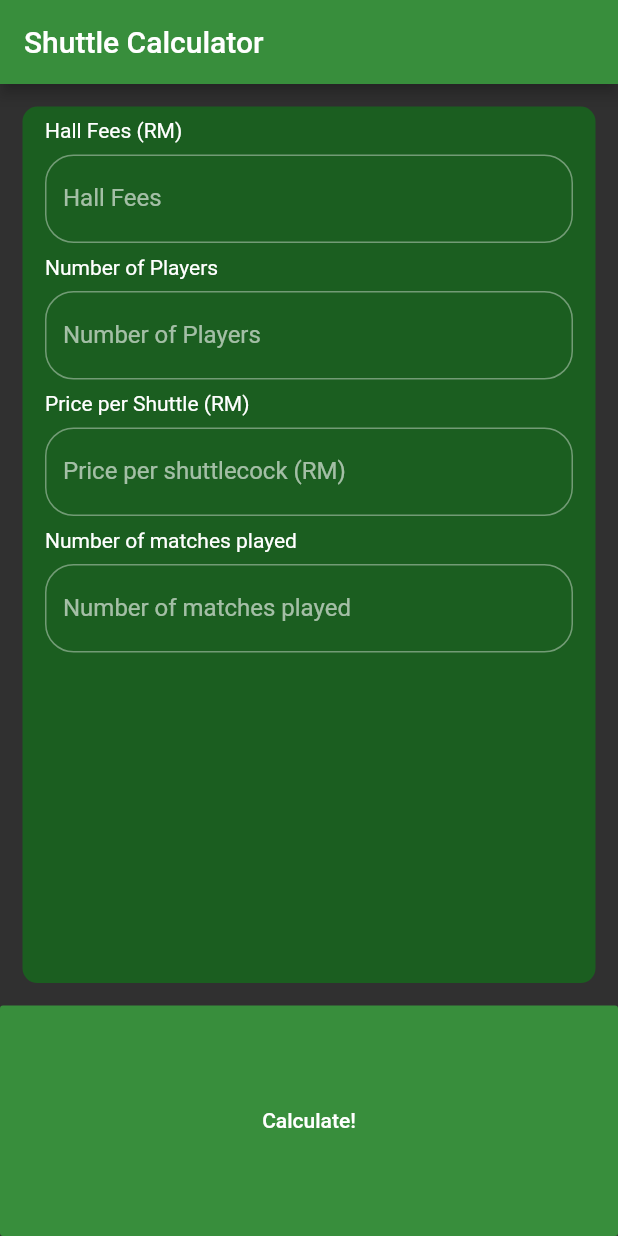
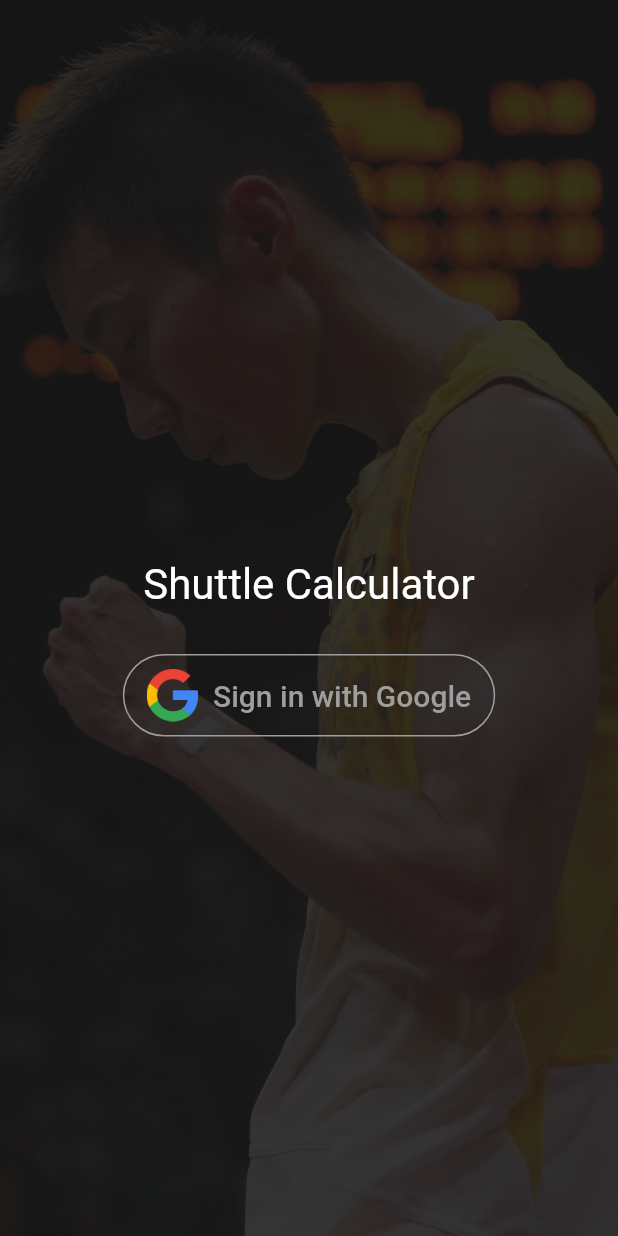
Before and after one commit to dudedean/flutter_shuttle_calculator, a Flutter app: the screen it shows after launch, on a phone screen of 412 x 824 dp. Run offline on Flutter 3.47's test engine with Material 2 defaults, Android fonts, the phone set to English and light mode, and no system bars; our stand-ins replace firebase_auth, google_sign_in, splashscreen; accounts and stored records are empty.

Commit message:
- Working flutter login with google sign in + firebase

```diff
--- a/lib/main.dart
+++ b/lib/main.dart
@@ -1,149 +1,171 @@
 import 'package:flutter/material.dart';
-import 'package:shuttle_calculator/widgets/input_card.dart';
+import 'package:splashscreen/splashscreen.dart';
+import 'package:shuttle_calculator/pages/login.dart';
 
-void main() => runApp(MyApp());
-
-const kDefaultPadding = EdgeInsets.only(left: 15, top: 8, bottom: 8, right: 15);
+void main() {
+  runApp(new MaterialApp(
+    home: new MyApp(),
+  ));
+}
 
 class MyApp extends StatefulWidget {
   @override
-  _MyAppState createState() => _MyAppState();
+  _MyAppState createState() => new _MyAppState();
 }
 
 class _MyAppState extends State<MyApp> {
   @override
   Widget build(BuildContext context) {
-    return MaterialApp(
-      theme: ThemeData.dark(),
-      home: Scaffold(
-//        resizeToAvoidBottomPadding: false,
-        appBar: AppBar(
-          title: Text('Shuttle Calculator'),
-          backgroundColor: Colors.green[700],
+    return SplashScreen(
+        imageBackground: AssetImage('assets/images/splashScreen.jpg'),
+        seconds: 4,
+        navigateAfterSeconds: new Login(),
+        title: new Text(
+          'Welcome to Shuttle Calculator!',
+          style: new TextStyle(
+            fontWeight: FontWeight.bold,
+            fontSize: 20.0,
+            color: Colors.white,
+          ),
         ),
-        body: Content(),
-      ),
-    );
+        backgroundColor: Colors.white,
+        styleTextUnderTheLoader: new TextStyle(),
+        photoSize: 100.0,
+        loaderColor: Colors.red);
   }
 }
 
-class Content extends StatefulWidget {
-  @override
-  _ContentState createState() => _ContentState();
-}
+//const kDefaultPadding = EdgeInsets.only(left: 15, top: 8, bottom: 8, right: 15);
 
-class _ContentState extends State<Content> {
-  final hallFees = TextEditingController();
-  final numberOfPlayers = TextEditingController();
-  final pricePerShuttle = TextEditingController();
-  final numberOfMatches = TextEditingController();
-  String result;
+//MaterialApp(
+//theme: ThemeData.dark(),
+//home: Scaffold(
+//appBar: AppBar(
+//title: Text('Shuttle Calculator'),
+//backgroundColor: Colors.green[700],
+//),
+//body: Content(),
+//),
+//initialRoute: '/',
+//);
 
-  void calculateTotal() {
-    final double hallF = double.parse(hallFees.text);
-    final double priceShuttle = double.parse(pricePerShuttle.text);
-    final int players = int.parse(numberOfPlayers.text);
-    final int matches = int.parse(numberOfMatches.text);
-
-    result = ((hallF / players) + (priceShuttle * matches)).toStringAsFixed(2);
-
-    print(result);
-  }
-
-  showAlertDialog(BuildContext context) {
-    // set up the button
-    Widget okButton = FlatButton(
-      child: Text("OK"),
-      onPressed: () {
-        Navigator.pop(context);
-        numberOfMatches.clear();
-      },
-    );
-
-    // set up the AlertDialog
-    AlertDialog alert = AlertDialog(
-      title: Text("Total"),
-      content: Text("You need to pay RM$result"),
-      actions: [
-        okButton,
-      ],
-    );
-
-    // show the dialog
-    showDialog(
-      context: context,
-      builder: (BuildContext context) {
-        return alert;
-      },
-    );
-  }
-
-  @override
-  Widget build(BuildContext context) {
-    return Column(
-      crossAxisAlignment: CrossAxisAlignment.stretch,
-      children: <Widget>[
-        Expanded(
-          flex: 4,
-          child: Container(
-            child: SingleChildScrollView(
-              child: Column(
-                crossAxisAlignment: CrossAxisAlignment.start,
-                children: <Widget>[
-                  Padding(
-                    padding: kDefaultPadding,
-                    child: Text('Hall Fees (RM)'),
-                  ),
-                  InputCard(
-                      textController: hallFees,
-                      labelText: 'Hall Fees',
-                      hintText: '15.00'),
-                  Padding(
-                    padding: kDefaultPadding,
-                    child: Text('Number of Players'),
-                  ),
-                  InputCard(
-                      textController: numberOfPlayers,
-                      labelText: 'Number of Players',
-                      hintText: '10'),
-                  Padding(
-                    padding: kDefaultPadding,
-                    child: Text('Price per Shuttle (RM)'),
-                  ),
-                  InputCard(
-                      textController: pricePerShuttle,
-                      labelText: 'Price per shuttlecock (RM)',
-                      hintText: '2.00'),
-                  Padding(
-                    padding: kDefaultPadding,
-                    child: Text('Number of matches played'),
-                  ),
-                  InputCard(
-                      textController: numberOfMatches,
-                      labelText: 'Number of matches played',
-                      hintText: '2'),
-                ],
-              ),
-            ),
-            margin: EdgeInsets.all(15),
-            decoration: BoxDecoration(
-              borderRadius: BorderRadius.circular(10.0),
-              color: Colors.green[900],
-            ),
-          ),
-        ),
-        Expanded(
-          flex: 1,
-          child: FlatButton(
-            onPressed: () {
-              calculateTotal();
-              showAlertDialog(context);
-            },
-            color: Colors.green[700],
-            child: Text('Calculate!'),
-          ),
-        ),
-      ],
-    );
-  }
-}
+//class Content extends StatefulWidget {
+//  @override
+//  _ContentState createState() => _ContentState();
+//}
+//
+//class _ContentState extends State<Content> {
+//  final hallFees = TextEditingController();
+//  final numberOfPlayers = TextEditingController();
+//  final pricePerShuttle = TextEditingController();
+//  final numberOfMatches = TextEditingController();
+//  String result;
+//
+//  void calculateTotal() {
+//    final double hallF = double.parse(hallFees.text);
+//    final double priceShuttle = double.parse(pricePerShuttle.text);
+//    final int players = int.parse(numberOfPlayers.text);
+//    final int matches = int.parse(numberOfMatches.text);
+//
+//    result = ((hallF / players) + (priceShuttle * matches)).toStringAsFixed(2);
+//
+//    print(result);
+//  }
+//
+//  showAlertDialog(BuildContext context) {
+//    // set up the button
+//    Widget okButton = FlatButton(
+//      child: Text("OK"),
+//      onPressed: () {
+//        Navigator.pop(context);
+//        numberOfMatches.clear();
+//      },
+//    );
+//
+//    // set up the AlertDialog
+//    AlertDialog alert = AlertDialog(
+//      title: Text("Total"),
+//      content: Text("You need to pay RM$result"),
+//      actions: [
+//        okButton,
+//      ],
+//    );
+//
+//    // show the dialog
+//    showDialog(
+//      context: context,
+//      builder: (BuildContext context) {
+//        return alert;
+//      },
+//    );
+//  }
+//
+//  @override
+//  Widget build(BuildContext context) {
+//    return Column(
+//      crossAxisAlignment: CrossAxisAlignment.stretch,
+//      children: <Widget>[
+//        Expanded(
+//          flex: 4,
+//          child: Container(
+//            child: SingleChildScrollView(
+//              child: Column(
+//                crossAxisAlignment: CrossAxisAlignment.start,
+//                children: <Widget>[
+//                  Padding(
+//                    padding: kDefaultPadding,
+//                    child: Text('Hall Fees (RM)'),
+//                  ),
+//                  InputCard(
+//                      textController: hallFees,
+//                      labelText: 'Hall Fees',
+//                      hintText: '15.00'),
+//                  Padding(
+//                    padding: kDefaultPadding,
+//                    child: Text('Number of Players'),
+//                  ),
+//                  InputCard(
+//                      textController: numberOfPlayers,
+//                      labelText: 'Number of Players',
+//                      hintText: '10'),
+//                  Padding(
+//                    padding: kDefaultPadding,
+//                    child: Text('Price per Shuttle (RM)'),
+//                  ),
+//                  InputCard(
+//                      textController: pricePerShuttle,
+//                      labelText: 'Price per shuttlecock (RM)',
+//                      hintText: '2.00'),
+//                  Padding(
+//                    padding: kDefaultPadding,
+//                    child: Text('Number of matches played'),
+//                  ),
+//                  InputCard(
+//                      textController: numberOfMatches,
+//                      labelText: 'Number of matches played',
+//                      hintText: '2'),
+//                ],
+//              ),
+//            ),
+//            margin: EdgeInsets.all(15),
+//            decoration: BoxDecoration(
+//              borderRadius: BorderRadius.circular(10.0),
+//              color: Colors.green[900],
+//            ),
+//          ),
+//        ),
+//        Expanded(
+//          flex: 1,
+//          child: FlatButton(
+//            onPressed: () {
+//              calculateTotal();
+//              showAlertDialog(context);
+//            },
+//            color: Colors.green[700],
+//            child: Text('Calculate!'),
+//          ),
+//        ),
+//      ],
+//    );
+//  }
+//}
--- /dev/null
+++ b/lib/pages/login.dart
@@ -0,0 +1,60 @@
+import 'package:flutter/material.dart';
+import 'package:shuttle_calculator/widgets/signInButton.dart';
+
+class Login extends StatefulWidget {
+  @override
+  _LoginState createState() => _LoginState();
+}
+
+class _LoginState extends State<Login> {
+  final String background = 'assets/images/backgroundLogin.jpg';
+  @override
+  Widget build(BuildContext context) {
+    return Scaffold(
+      body: Container(
+        child: Stack(
+          children: <Widget>[
+            Container(
+              padding: EdgeInsets.all(20.0),
+              decoration: BoxDecoration(
+                  image: DecorationImage(
+                      image: AssetImage(background), fit: BoxFit.cover)),
+            ),
+            Container(
+              padding: EdgeInsets.all(20.0),
+              color: Colors.black.withOpacity(0.7),
+            ),
+            SingleChildScrollView(
+              padding: EdgeInsets.all(20.0),
+              physics: BouncingScrollPhysics(),
+              scrollDirection: Axis.vertical,
+              child: Container(
+                height: MediaQuery.of(context).size.height,
+                child: Center(
+                  child: Column(
+                    mainAxisAlignment: MainAxisAlignment.center,
+                    crossAxisAlignment: CrossAxisAlignment.center,
+                    mainAxisSize: MainAxisSize.max,
+                    children: <Widget>[
+                      Text(
+                        "Shuttle Calculator",
+                        style: TextStyle(
+                          color: Colors.white,
+                          fontSize: 28.0,
+                        ),
+                      ),
+                      SizedBox(
+                        height: 30,
+                      ),
+                      signInButton(context),
+                    ],
+                  ),
+                ),
+              ),
+            ),
+          ],
+        ),
+      ),
+    );
+  }
+}
--- /dev/null
+++ b/lib/widgets/signInButton.dart
@@ -0,0 +1,44 @@
+import 'package:flutter/material.dart';
+import 'package:shuttle_calculator/util/sign_in.dart';
+import 'package:shuttle_calculator/pages/homepage.dart';
+
+Widget signInButton(BuildContext context) {
+  return OutlineButton(
+    splashColor: Colors.grey,
+    onPressed: () {
+      handleSignIn().whenComplete(() {
+        Navigator.of(context).push(
+          MaterialPageRoute(
+            builder: (context) {
+              return HomePage();
+            },
+          ),
+        );
+      });
+    },
+    shape: RoundedRectangleBorder(borderRadius: BorderRadius.circular(40)),
+    highlightElevation: 0,
+    borderSide: BorderSide(color: Colors.grey),
+    child: Padding(
+      padding: const EdgeInsets.fromLTRB(0, 10, 0, 10),
+      child: Row(
+        mainAxisSize: MainAxisSize.min,
+        mainAxisAlignment: MainAxisAlignment.center,
+        children: <Widget>[
+          Image(
+              image: AssetImage("assets/images/google_logo.png"), height: 35.0),
+          Padding(
+            padding: const EdgeInsets.only(left: 10),
+            child: Text(
+              'Sign in with Google',
+              style: TextStyle(
+                fontSize: 20,
+                color: Colors.grey,
+              ),
+            ),
+          )
+        ],
+      ),
+    ),
+  );
+}
```
Also changed, not shown: lib/pages/homepage.dart (added, +91 -0 lines), lib/util/sign_in.dart (added, +37 -0 lines), pubspec.yaml (+5 -3 lines), assets/images/backgroundLogin.jpg (added), assets/images/google_logo.png (added), assets/images/splashScreen.jpg (added), lib/constants.dart (added), pubspec.lock, 7 other files.
